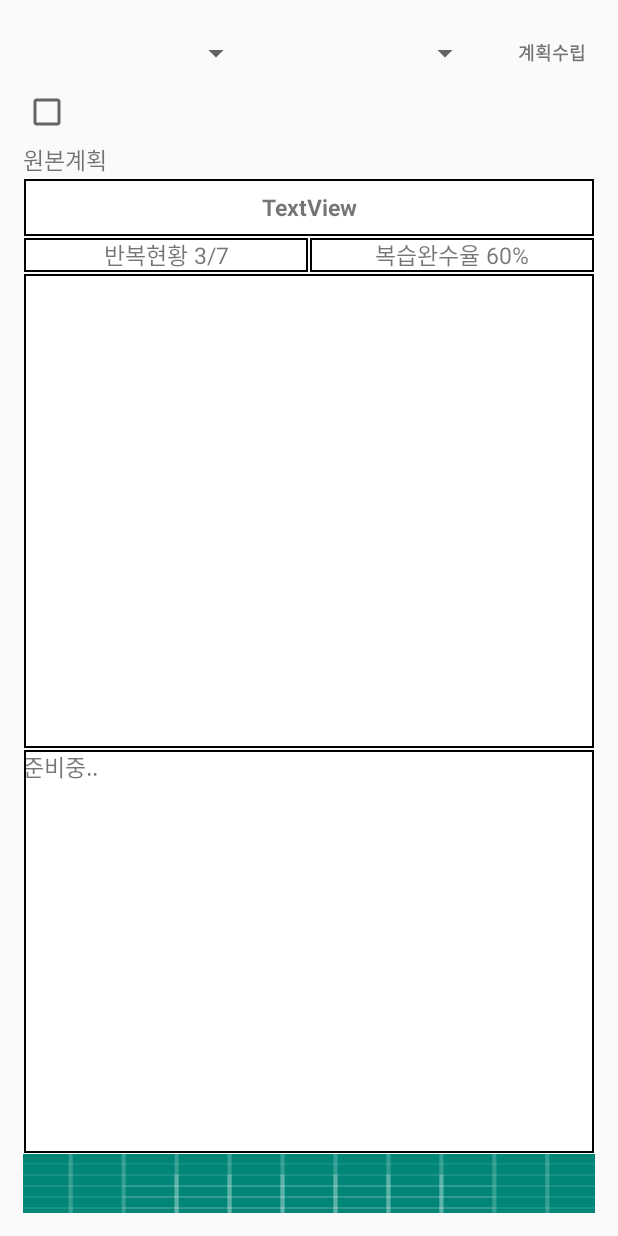
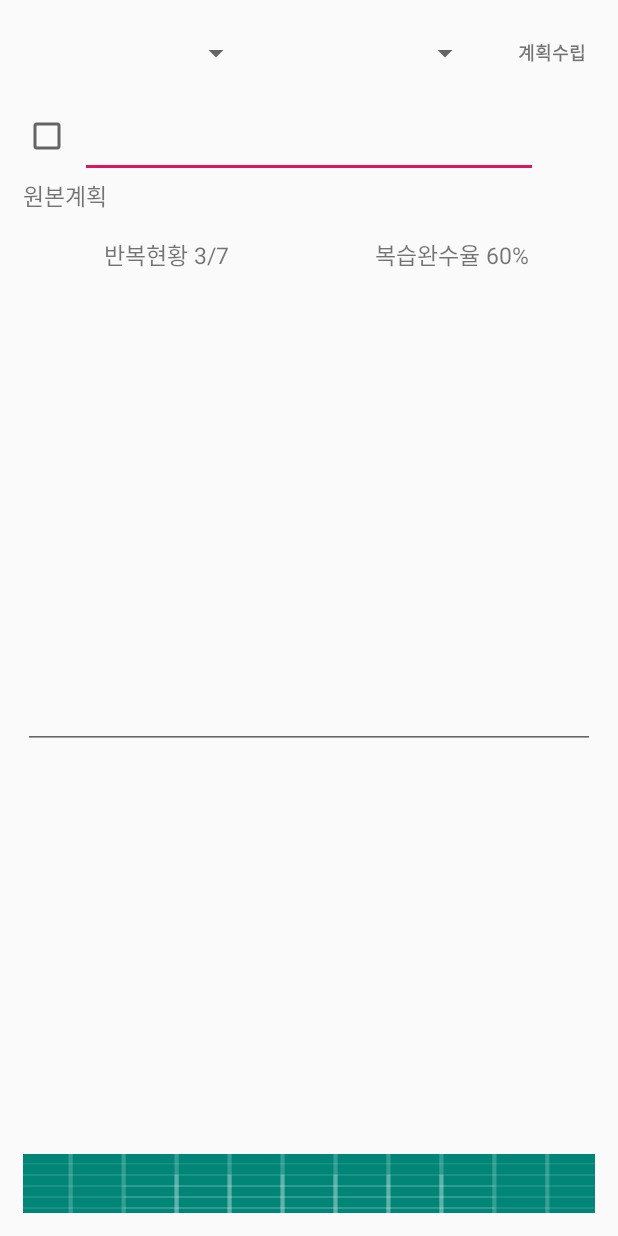
Before and after one commit to 4whomtbts/ProjectEving, an Android app: the layout edit_plan_dialog_clone.xml on its own in the app's theme, with its tools: preview values and no code run, on a phone screen of 412 x 824 dp. Run offline under Robolectric (Android 15) with nearby library versions, the phone set to English and light mode, and no system bars.

Commit message:
Fix UI
This commit fixed spinner UI error of makePlanDialog
beatufied clonned plan detail view dialog UI

```diff
--- a/eving/app/build.gradle
+++ b/eving/app/build.gradle
@@ -11,11 +11,12 @@ android {
         versionName "1.0"
         testInstrumentationRunner "androidx.test.runner.AndroidJUnitRunner"
     }
+
     dataBinding {
         enabled = true
     }
+
     buildTypes {
-
         release {
             minifyEnabled false
             proguardFiles getDefaultProguardFile('proguard-android-optimize.txt'), 'proguard-rules.pro'
--- a/eving/app/src/main/java/com/example/databinding2/ui/singleDayDialog/DayDialogFragment.java
+++ b/eving/app/src/main/java/com/example/databinding2/ui/singleDayDialog/DayDialogFragment.java
@@ -5,7 +5,6 @@ import android.os.Bundle;
 import android.view.LayoutInflater;
 import android.view.View;
 import android.view.ViewGroup;
-import android.widget.Button;
 import android.widget.ImageButton;
 import android.widget.TextView;
 
--- a/eving/app/src/main/res/layout/edit_plan_dialog_clone.xml
+++ b/eving/app/src/main/res/layout/edit_plan_dialog_clone.xml
@@ -108,6 +108,12 @@
         android:orientation="horizontal"
         app:layout_constraintGuide_percent="0.05" />
 
+    <androidx.constraintlayout.widget.Guideline
+        android:id="@+id/check_box_constraint"
+        android:layout_width="wrap_content"
+        android:layout_height="wrap_content"
+        android:orientation="horizontal"
+        app:layout_constraintGuide_percent="0.07" />
 
         <!-- 2 구역 시작-->
 
@@ -119,7 +125,7 @@
                 app:layout_constraintHeight_percent="0.05"
                 app:layout_constraintWidth_percent="0.10"
                 app:layout_constraintLeft_toLeftOf="parent"
-                app:layout_constraintTop_toTopOf="@id/hor_second_start_guide"
+                app:layout_constraintTop_toBottomOf="@id/check_box_constraint"
                  />
 
             <androidx.constraintlayout.widget.Guideline
@@ -134,13 +140,12 @@
                 <com.google.android.material.textfield.TextInputEditText
                     android:id="@+id/plan_title_input_text"
                     android:layout_width="0px"
-                    android:layout_height="0px"
-                    app:layout_constraintHeight_percent="0.05"
-                    app:layout_constraintWidth_percent="0.90"
+                    android:layout_height="0dp"
+                    app:layout_constraintHeight_percent="0.08"
+                    app:layout_constraintWidth_percent="0.80"
                     app:layout_constraintLeft_toRightOf="@id/ver_second_seg_first"
-                    app:layout_constraintTop_toTopOf="@id/hor_second_start_guide"
+                    app:layout_constraintTop_toBottomOf="@id/hor_second_start_guide"
                     android:inputType="textNoSuggestions"
-                    android:background="@null"
             />
 
             <!-- 2 구역 끝-->
@@ -150,7 +155,7 @@
                 android:layout_width="wrap_content"
                 android:layout_height="wrap_content"
                 android:orientation="horizontal"
-                app:layout_constraintGuide_percent="0.1"
+                app:layout_constraintGuide_percent="0.13"
                 />
 
             <androidx.constraintlayout.widget.Guideline
@@ -158,7 +163,7 @@
                 android:layout_width="wrap_content"
                 android:layout_height="wrap_content"
                 android:orientation="horizontal"
-                app:layout_constraintGuide_percent="0.1"
+                app:layout_constraintGuide_percent="0.13"
                 />
 
 
@@ -201,7 +206,6 @@
 
             <TextView
                 android:id="@+id/original_plan_text"
-                android:background="@drawable/linear_layout_border"
                 android:layout_width="match_parent"
                 android:layout_height="0px"
                 android:textAlignment="center"
@@ -211,8 +215,7 @@
                 app:layout_constraintLeft_toLeftOf="parent"
                 app:layout_constraintTop_toBottomOf="@id/hor_fourth_start_guide"
                 app:layout_constraintHeight_percent="0.05"
-
-                android:text="TextView" />
+                />
 
             <!-- 4 구역 끝 누적 WEIGHT : 0.13 + 0.20 = 0 .33 에 margin 0.01 추가함-->
 
@@ -238,7 +241,6 @@
 
             <TextView
                 android:id="@+id/current_cycle_state_text"
-                android:background="@drawable/linear_layout_border"
                 android:text="반복현황 3/7"
                 android:layout_width="0px"
                 android:layout_height="0px"
@@ -259,7 +261,6 @@
                 />
 
             <TextView
-                android:background="@drawable/linear_layout_border"
                 android:id="@+id/current_total_progress_text"
                 android:text="복습완수율 60%"
                 android:layout_width="0px"
@@ -297,7 +298,6 @@
             <!-- 6 구역 시작   0.21- -->
 
             <com.google.android.material.textfield.TextInputLayout
-                android:background="@drawable/linear_layout_border"
                 android:id="@+id/plan_content_input_layout"
                 android:layout_width="match_parent"
                 android:layout_height="0px"
@@ -312,7 +312,6 @@
                     android:layout_width="match_parent"
                     android:layout_height="match_parent"
                     android:textSize="15sp"
-                    android:background="@null"
                     android:inputType="textMultiLine"
                     android:maxLines="15" />
             </com.google.android.material.textfield.TextInputLayout>
@@ -341,9 +340,7 @@
 
 
             <TextView
-                android:background="@drawable/linear_layout_border"
                 android:id="@+id/plan_study_suggestion_text"
-                android:text="준비중.."
                 android:layout_width="match_parent"
                 android:layout_height="0px"
                 android:textSize="15sp"
--- a/eving/app/src/main/res/layout/group_spinner_item.xml
+++ b/eving/app/src/main/res/layout/group_spinner_item.xml
@@ -3,8 +3,8 @@
 <TextView xmlns:android="http://schemas.android.com/apk/res/android"
     android:id="@+id/textView2"
     android:layout_width="match_parent"
-    android:layout_height="50dp"
-    android:textSize="15sp"
+    android:layout_height="wrap_content"
+    android:textSize="14sp"
     android:textAlignment="center"
 
       >
--- a/eving/app/src/main/res/layout/make_plan_dialog.xml
+++ b/eving/app/src/main/res/layout/make_plan_dialog.xml
@@ -1,5 +1,4 @@
 <?xml version="1.0" encoding="utf-8"?>
-
 <layout xmlns:tools="http://schemas.android.com/tools"
     xmlns:app="http://schemas.android.com/apk/res-auto"
     xmlns:android="http://schemas.android.com/apk/res/android">
@@ -120,18 +119,18 @@
                 android:layout_height="0dp"
                 app:layout_constraintTop_toBottomOf="@id/guideline10"
                 app:layout_constraintLeft_toLeftOf="parent"
-                app:layout_constraintHeight_percent="0.06"
+                app:layout_constraintHeight_percent="0.08"
 
             />
 
-        <!-- 2구역 끝 10%   -->
+        <!-- 2구역 끝 13%   -->
 
         <androidx.constraintlayout.widget.Guideline
             android:id="@+id/clone_preview_control_panel_guide"
             android:layout_width="wrap_content"
             android:layout_height="wrap_content"
             android:orientation="horizontal"
-            app:layout_constraintGuide_percent="0.10" />
+            app:layout_constraintGuide_percent="0.13" />
 
         <!-- 3구역 시작  -->
 
@@ -225,7 +224,7 @@
             android:layout_width="wrap_content"
             android:layout_height="wrap_content"
             android:orientation="horizontal"
-            app:layout_constraintGuide_percent="0.15" />
+            app:layout_constraintGuide_percent="0.18" />
 
 
         <!-- 3구역 시작   -->
```
Lines whose indentation alone changed are shown as unchanged.
